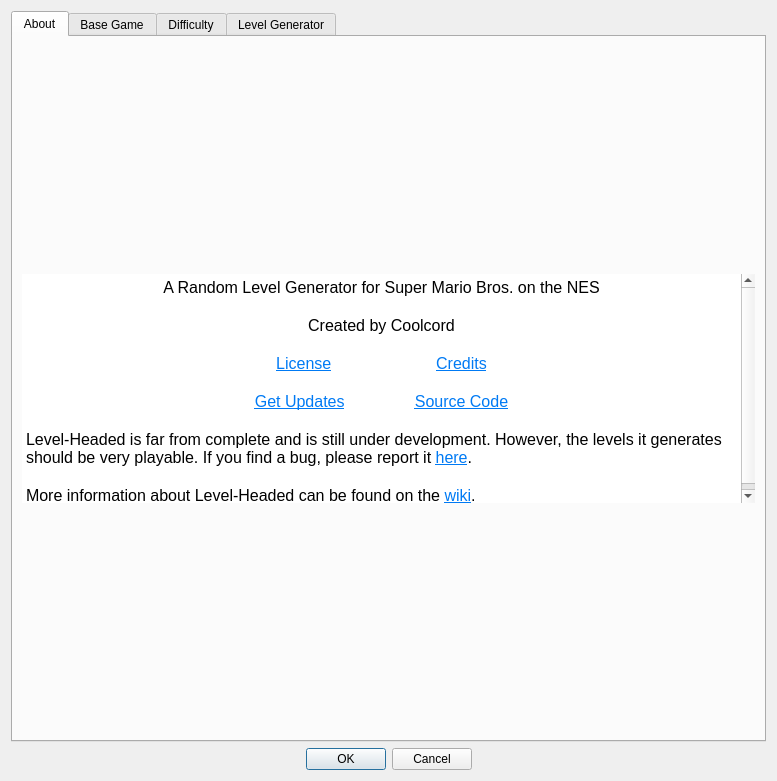
First picture: the form in SMB1/SMB1_Compliance_To_SMB1/Configure_Settings_Form.ui, repository Coolcord/Level-Headed, before the edit.
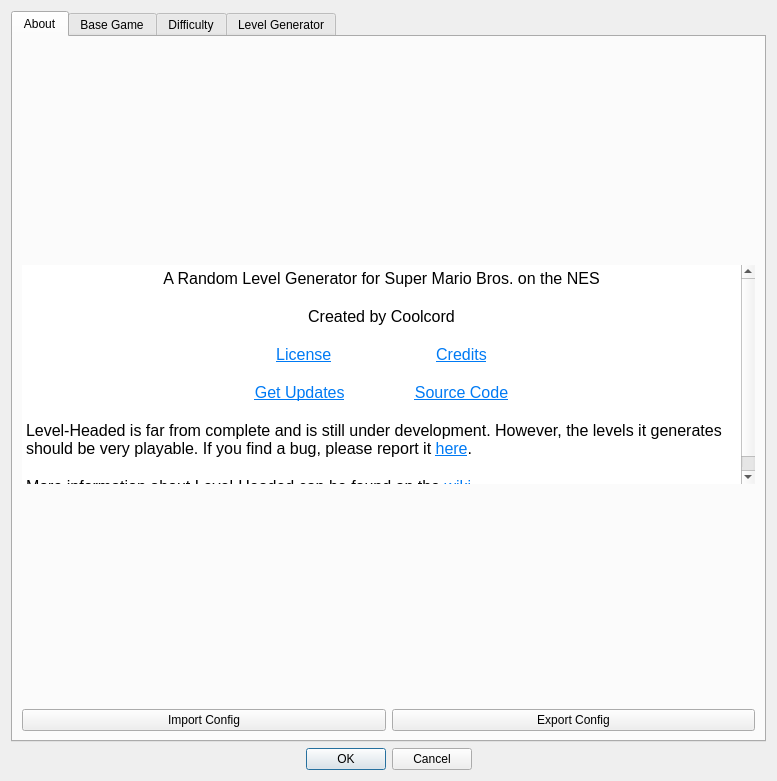
Second picture: the form after the edit.

Commit message: Added experimental config file importing and exporting

Diff of the .ui file:
```diff
--- a/SMB1/SMB1_Compliance_To_SMB1/Configure_Settings_Form.ui
+++ b/SMB1/SMB1_Compliance_To_SMB1/Configure_Settings_Form.ui
@@ -115,6 +115,24 @@
          </property>
         </spacer>
        </item>
+       <item>
+        <layout class="QHBoxLayout" name="horizontalLayout_10">
+         <item>
+          <widget class="QPushButton" name="btnImportConfig">
+           <property name="text">
+            <string>Import Config</string>
+           </property>
+          </widget>
+         </item>
+         <item>
+          <widget class="QPushButton" name="btnExportConfig">
+           <property name="text">
+            <string>Export Config</string>
+           </property>
+          </widget>
+         </item>
+        </layout>
+       </item>
       </layout>
      </widget>
      <widget class="QWidget" name="tabBaseGame">
```
The commit also changes 12 other files.
